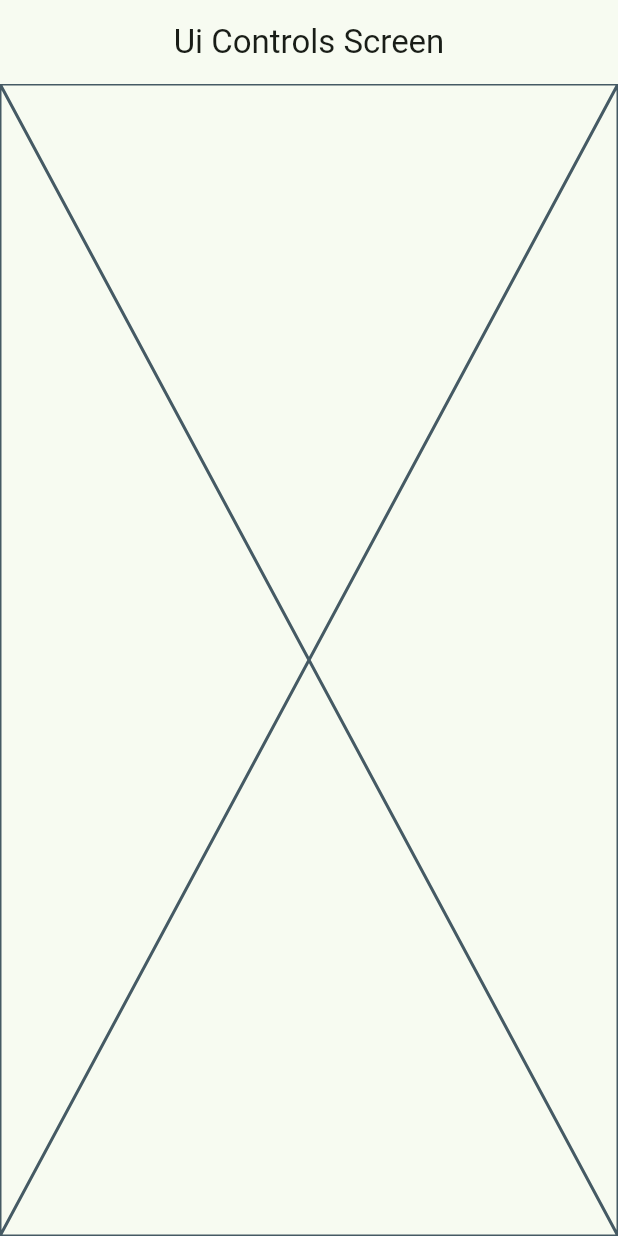
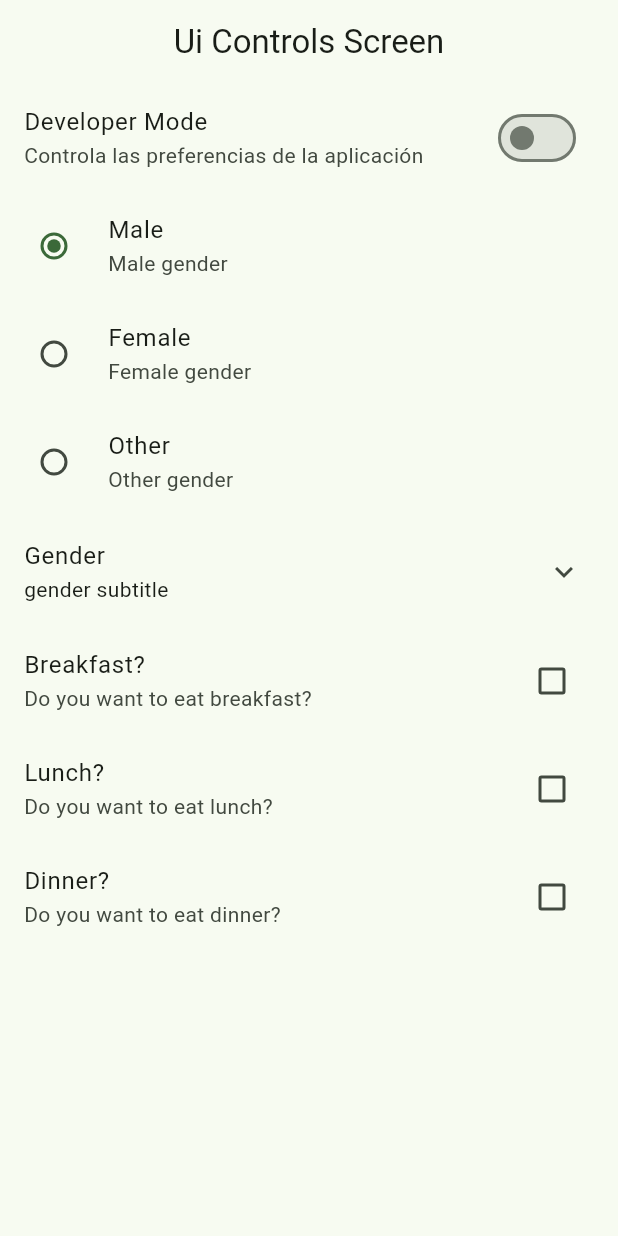
Before and after one commit to wladcode/flutter-apps, a Flutter app: the UiControlsScreen screen opened by its route, on a phone screen of 412 x 824 dp. Run offline on Flutter 3.47's test engine with Material 3 defaults, Android fonts, the light colour scheme and no system bars; our stand-ins replace animate_do, dio, font_awesome_flutter, go_router, video_player.

Commit message:
addd ui controls

```diff
--- a/widgets_app/lib/main.dart
+++ b/widgets_app/lib/main.dart
@@ -1,9 +1,6 @@
 import 'package:flutter/material.dart';
 import 'package:widgets_app/config/router/app_router.dart';
 import 'package:widgets_app/config/theme/app_theme.dart';
-import 'package:widgets_app/presentation/screens/buttons/buttons_screen.dart';
-import 'package:widgets_app/presentation/screens/cards/card_screen.dart';
-import 'package:widgets_app/presentation/screens/home/home_screen.dart';
 
 void main() {
   runApp(const MainApp());
--- a/widgets_app/lib/presentation/screens/cards/_components/card_type1.dart
+++ b/widgets_app/lib/presentation/screens/cards/_components/card_type1.dart
@@ -4,7 +4,7 @@ class CardType1 extends StatelessWidget {
   final String image;
   final String description;
   final double elevation;
-  const CardType1({
+  const CardType1({super.key,
     required this.title,
     required this.image,
     required this.description,
--- a/widgets_app/lib/presentation/screens/cards/_components/card_type2.dart
+++ b/widgets_app/lib/presentation/screens/cards/_components/card_type2.dart
@@ -5,7 +5,7 @@ class CardType2 extends StatelessWidget {
   final String description;
   final double elevation;
 
-  const CardType2({
+  const CardType2({super.key,
     required this.title,
     required this.image,
     required this.description,
--- a/widgets_app/lib/presentation/screens/cards/_components/card_type3.dart
+++ b/widgets_app/lib/presentation/screens/cards/_components/card_type3.dart
@@ -4,7 +4,7 @@ class CardType3 extends StatelessWidget {
   final String image;
   final String description;
   final double elevation;
-  const CardType3({
+  const CardType3({super.key,
     required this.title,
     required this.image,
     required this.description,
--- a/widgets_app/lib/presentation/screens/cards/_components/card_type4.dart
+++ b/widgets_app/lib/presentation/screens/cards/_components/card_type4.dart
@@ -5,7 +5,7 @@ class CardType4 extends StatelessWidget {
   final String image;
   final String description;
   final double elevation;
-  const CardType4({
+  const CardType4({super.key,
     required this.title,
     required this.image,
     required this.description,
--- a/widgets_app/lib/presentation/screens/home/home_screen.dart
+++ b/widgets_app/lib/presentation/screens/home/home_screen.dart
@@ -1,7 +1,6 @@
 import 'package:flutter/material.dart';
 import 'package:go_router/go_router.dart';
 import 'package:widgets_app/config/menu/menu_items.dart';
-import 'package:widgets_app/presentation/screens/buttons/buttons_screen.dart';
 
 class HomeScreen extends StatelessWidget {
   static const name = 'home_screen';
--- a/widgets_app/lib/presentation/screens/ui_controls/ui_controls_screen.dart
+++ b/widgets_app/lib/presentation/screens/ui_controls/ui_controls_screen.dart
@@ -13,11 +13,148 @@ class UiControlsScreen extends StatelessWidget {
   }
 }
 
-class _UiControlsView extends StatelessWidget {
+class _UiControlsView extends StatefulWidget {
   const _UiControlsView();
 
   @override
+  State<_UiControlsView> createState() => _UiControlsViewState();
+}
+
+enum Gender { male, female, other }
+
+class _UiControlsViewState extends State<_UiControlsView> {
+  bool _isDeveloperMode = false;
+  Gender _gender = Gender.male;
+  void _toggleDeveloperMode() {
+    setState(() {
+      _isDeveloperMode = !_isDeveloperMode;
+    });
+  }
+
+  bool _acceptTermsAndConditions = false;
+  void _setAcceptTermsAndConditions(bool value) {
+    setState(() {
+      _acceptTermsAndConditions = value;
+    });
+  }
+
+  void _setGender(Gender value) {
+    setState(() {
+      _gender = value;
+    });
+  }
+
+bool _eatBreakfast = false;
+bool _eatLunch = false;
+bool _eatDinner = false;
+
+
+  @override
   Widget build(BuildContext context) {
-    return const Placeholder();
+    return ListView(
+      physics: ClampingScrollPhysics(),
+      children: [
+        SwitchListTile(
+          title: Text('Developer Mode'),
+          subtitle: Text('Controla las preferencias de la aplicación'),
+          value: _isDeveloperMode,
+          onChanged: (value) {
+            _toggleDeveloperMode();
+          },
+        ),
+
+        RadioGroup<Gender>(
+          groupValue: _gender,
+          onChanged: (value) {
+            if (value != null) _setGender(value);
+          },
+          child: Column(
+            children: [
+              RadioListTile(
+                title: Text('Male'),
+                subtitle: Text('Male gender'),
+                value: Gender.male,
+              ),
+              RadioListTile(
+                title: Text('Female'),
+                subtitle: Text('Female gender'),
+                value: Gender.female,
+              ),
+              RadioListTile(
+                title: Text('Other'),
+                subtitle: Text('Other gender'),
+                value: Gender.other,
+              ),
+            ],
+          ),
+        ),
+
+        ExpansionTile(
+          title: Text('Gender'),
+          subtitle: Text('gender subtitle'),
+          children: [
+            RadioGroup<Gender>(
+              groupValue: _gender,
+              onChanged: (value) {
+                if (value != null) _setGender(value);
+              },
+              child: Column(
+                children: [
+                  RadioListTile(
+                    title: Text('Male'),
+                    subtitle: Text('Male gender'),
+                    value: Gender.male,
+                  ),
+                  RadioListTile(
+                    title: Text('Female'),
+                    subtitle: Text('Female gender'),
+                    value: Gender.female,
+                  ),
+                  RadioListTile(
+                    title: Text('Other'),
+                    subtitle: Text('Other gender'),
+                    value: Gender.other,
+                  ),
+                ],
+              ),
+            ),
+          ],
+        ),
+
+
+        CheckboxListTile(
+          title: Text('Breakfast?'),
+          subtitle: Text('Do you want to eat breakfast?'),
+          value: _eatBreakfast,
+          onChanged: (value) {
+            setState(() {
+              _eatBreakfast = !_eatBreakfast;
+            });
+          },
+        ),
+
+        CheckboxListTile(
+          title: Text('Lunch?'),
+          subtitle: Text('Do you want to eat lunch?'),
+          value: _eatLunch,
+          onChanged: (value) {
+            setState(() {
+              _eatLunch = !_eatLunch;
+            });
+          },
+        ),
+
+        CheckboxListTile(
+          title: Text('Dinner?'),
+          subtitle: Text('Do you want to eat dinner?'),
+          value: _eatDinner,
+          onChanged: (value) {
+            setState(() {
+              _eatDinner = !_eatDinner;
+            });
+          },
+        ),
+      ],
+    );
   }
 }
```
Also changed, not shown: 1 other file.
